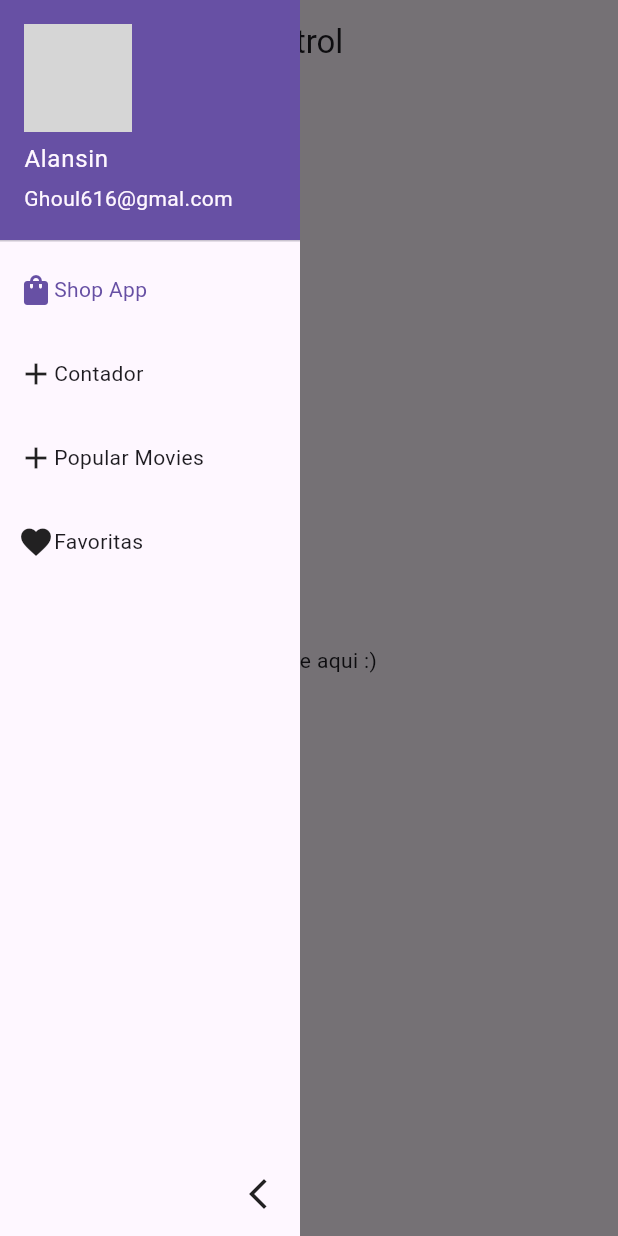
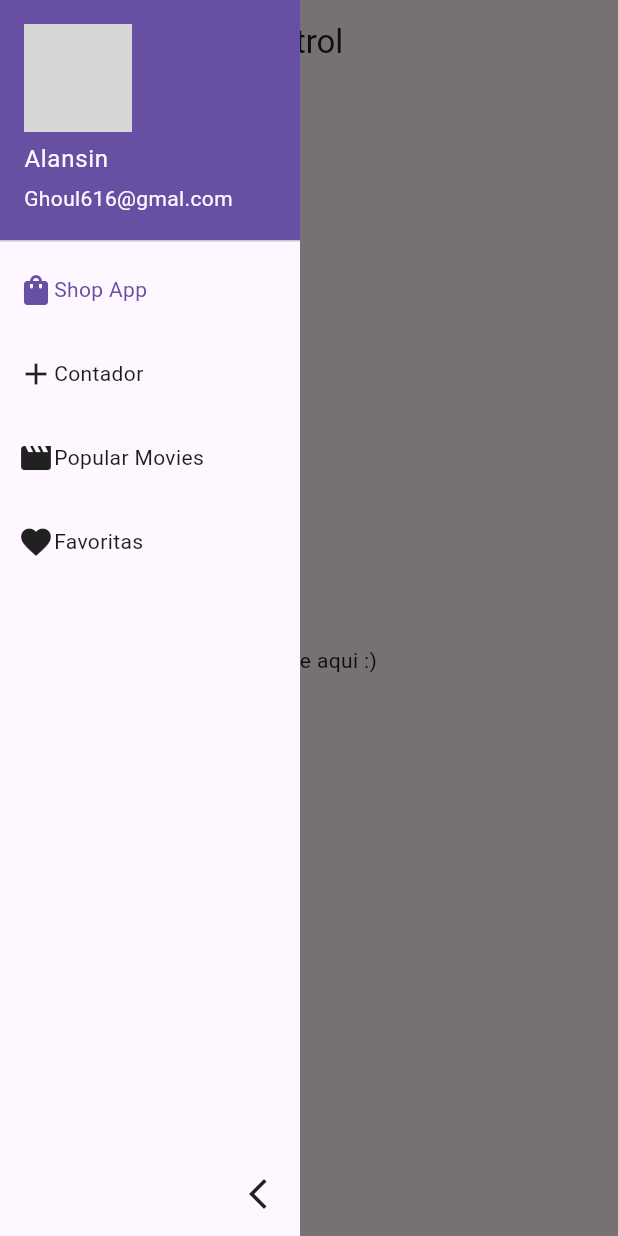
Before and after one commit to AlanVD6/FlutterApp, a Flutter app: the DashboardScreen screen opened by its route, with the side drawer open, on a phone screen of 412 x 824 dp. Run offline on Flutter 3.47's test engine with Material 3 defaults, Android fonts, the phone set to English and light mode, and no system bars; drawn by our look-alikes of sidebarx; our stand-ins replace dio, flutter_rating_bar, lottie, sqflite; missing offline and left inert: hawk_fab_menu; accounts and stored records are empty; network calls fail; grey boxes are pictures that could not be loaded.

```diff
--- a/lib/screens/dashboard_screen.dart
+++ b/lib/screens/dashboard_screen.dart
@@ -46,7 +46,7 @@ class DashboardScreen extends StatelessWidget{
         Navigator.pop(context);
         Navigator.pushNamed(context, '/api');
       },
-      icon: Icons.add,
+      icon: Icons.movie,
       label: 'Popular Movies'
     ),
     SidebarXItem(
--- a/lib/screens/favorite_movies.dart
+++ b/lib/screens/favorite_movies.dart
@@ -1,4 +1,4 @@
-// screens/favorite_movies.dart
+
 import 'package:flutter/material.dart';
 import 'package:flutter_application_1/model/popular_model.dart';
 import 'package:flutter_application_1/utils/favorite_service.dart';
--- a/lib/screens/popular_screen.dart
+++ b/lib/screens/popular_screen.dart
@@ -59,7 +59,7 @@ class _PopularScreenState extends State<PopularScreen>{
     );
   }
 
-  //generacion de un widget a través de un método
+
   Widget ItemPopular(PopularModel popular){
 
     return ClipRRect(
@@ -78,7 +78,6 @@ class _PopularScreenState extends State<PopularScreen>{
 
           Container(
 
-            //width: MediaQuery.of(context).size.width,
             height: 50,
             color: Colors.black,
             child: ListTile(
--- a/lib/utils/favorite_service.dart
+++ b/lib/utils/favorite_service.dart
@@ -1,4 +1,3 @@
-// utils/favorite_service.dart
 import 'package:flutter_application_1/model/popular_model.dart';
 
 class FavoriteService {
```
